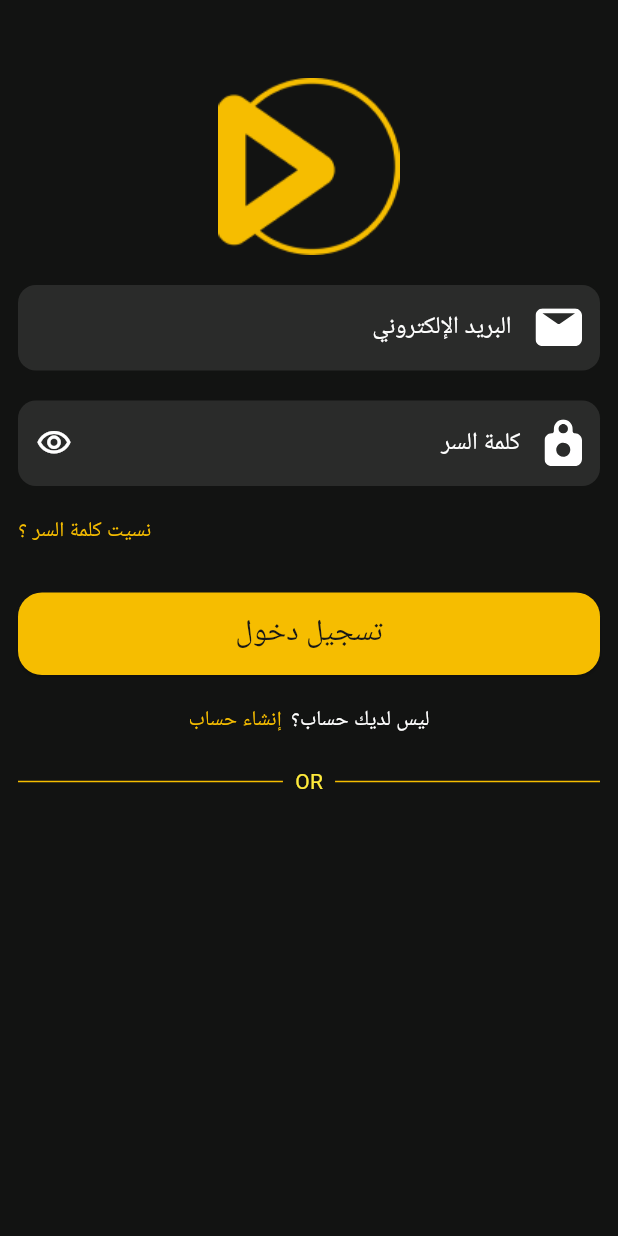
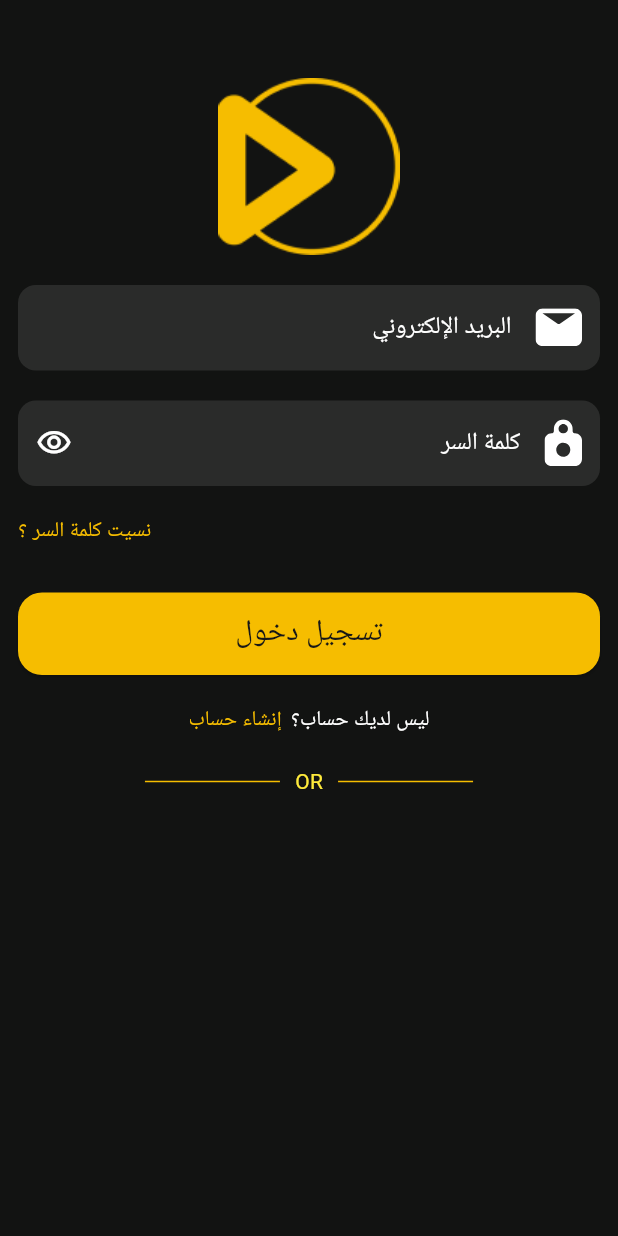
Before and after one commit to Mustafa-Muhammad96/Move-App, a Flutter app: the screen it shows after launch, after a tap on "تسجيل دخول", on a phone screen of 412 x 824 dp. Run offline on Flutter 3.47's test engine with Material 3 defaults, Android fonts, the phone set to English and light mode, and no system bars; our stand-ins replace carousel_slider, flutter_svg, shared_preferences.

Commit message:
edit OR Divider widget to be flexible to width

```diff
--- a/lib/core/utils/or_divider.dart
+++ b/lib/core/utils/or_divider.dart
@@ -6,32 +6,37 @@ class OrDivider extends StatelessWidget {
   final String text;
   final Color lineColor;
   final Color textColor;
+  final double lineWidth;
 
   const OrDivider({
     super.key,
     this.text = "OR",
     this.lineColor = AppColors.yellow,
     this.textColor = Colors.yellow,
+    this.lineWidth = 90,
   });
 
   @override
   Widget build(BuildContext context) {
     return Row(
+      mainAxisAlignment: MainAxisAlignment.center,
       children: [
-        Expanded(
+        SizedBox(
+          width: lineWidth,
           child: Divider(
             thickness: 1,
             color: lineColor,
           ),
         ),
         Padding(
-          padding: const EdgeInsets.symmetric(horizontal: 8.0),
+          padding: const EdgeInsets.symmetric(horizontal: 10),
           child: Text(
             text,
             style: TextStyle(color: textColor),
           ),
         ),
-        Expanded(
+        SizedBox(
+          width: lineWidth,
           child: Divider(
             thickness: 1,
             color: lineColor,
```
